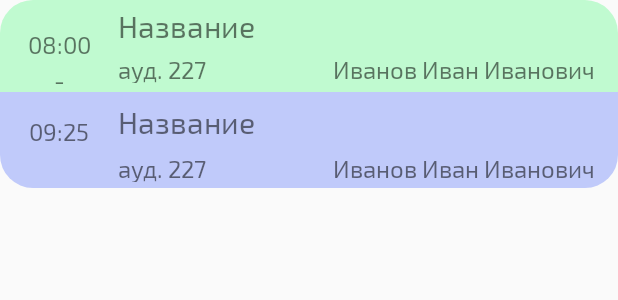
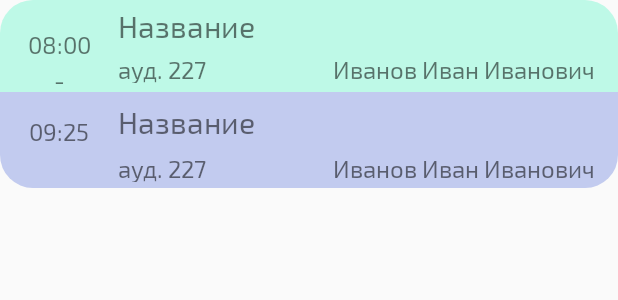
Before and after one commit to Rikhus/APTApp, an Android app: the layout subject_view_for_two_subgroups.xml on its own in the app's theme, with its tools: preview values and no code run, on a phone screen of 412 x 824 dp. Shown: the top 300 px of the screen. Run offline under Robolectric (Android 15) with nearby library versions, the phone set to English and light mode, and no system bars; network calls fail.

Commit message:
немного изменена цветовая палитра

```diff
--- a/app/src/main/res/values/colors.xml
+++ b/app/src/main/res/values/colors.xml
@@ -8,8 +8,8 @@
     <color name="light_blue_600">#FF039BE5</color>
     <color name="light_blue_900">#FF01579B</color>
 
-    <color name="apt_green">#C0FAD0</color>
-    <color name="apt_blue">#C0CAFA</color>
+    <color name="apt_green">#BEF9E7</color>
+    <color name="apt_blue">#C2CBEF</color>
     <color name="apt_gray">#EDF5F5</color>
     <color name="apt_text">#5F5F5F</color>
     <color name="apt_background">#FFFFFF</color>
```
